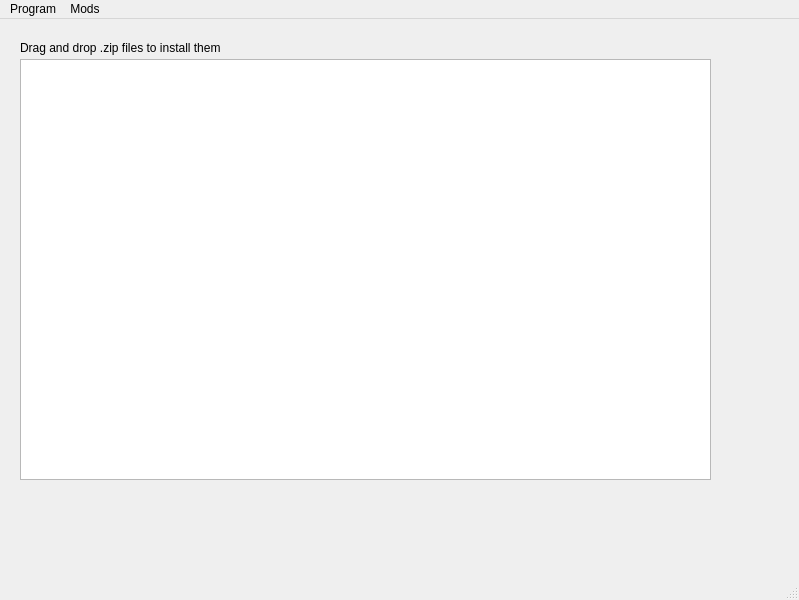
This is tools/mod-manager/main.ui in Bruh-Jpg/paintown as Qt 5 draws it before an edit. The edited form follows.
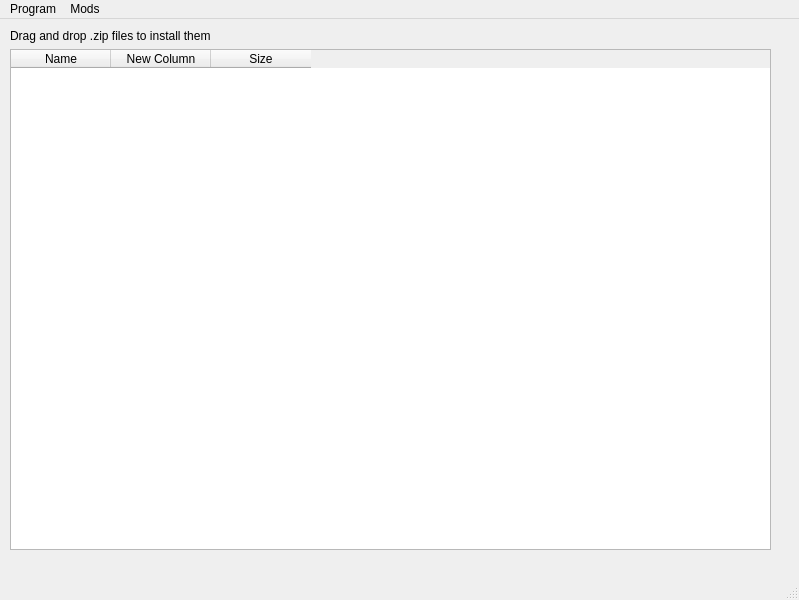
This is the edited form. Custom widgets are drawn as their Qt base class.

Commit message: start to handle drops

What changed in the file:
```diff
--- a/tools/mod-manager/main.ui
+++ b/tools/mod-manager/main.ui
@@ -14,28 +14,25 @@
    <string>MainWindow</string>
   </property>
   <widget class="QWidget" name="centralwidget">
+   <widget class="QWidget" name="">
+    <property name="geometry">
+     <rect>
+      <x>10</x>
+      <y>10</y>
+      <width>761</width>
+      <height>521</height>
+     </rect>
+    </property>
+    <layout class="QVBoxLayout" name="verticalLayout">
+     <item>
    <widget class="QLabel" name="label">
-    <property name="geometry">
-     <rect>
-      <x>20</x>
-      <y>20</y>
-      <width>261</width>
-      <height>18</height>
-     </rect>
-    </property>
     <property name="text">
      <string>Drag and drop .zip files to install them</string>
     </property>
    </widget>
+     </item>
+     <item>
    <widget class="MyTable" name="tableWidget">
-    <property name="geometry">
-     <rect>
-      <x>20</x>
-      <y>40</y>
-      <width>691</width>
-      <height>421</height>
-     </rect>
-    </property>
     <property name="acceptDrops">
      <bool>true</bool>
     </property>
@@ -48,6 +45,24 @@
     <property name="alternatingRowColors">
      <bool>true</bool>
     </property>
+       <column>
+        <property name="text">
+         <string>Name</string>
+        </property>
+       </column>
+       <column>
+        <property name="text">
+         <string>New Column</string>
+        </property>
+       </column>
+       <column>
+        <property name="text">
+         <string>Size</string>
+        </property>
+       </column>
+      </widget>
+     </item>
+    </layout>
    </widget>
   </widget>
   <widget class="QMenuBar" name="menubar">
```
Lines whose indentation alone changed are shown as unchanged. The commit also changes 2 other files.
